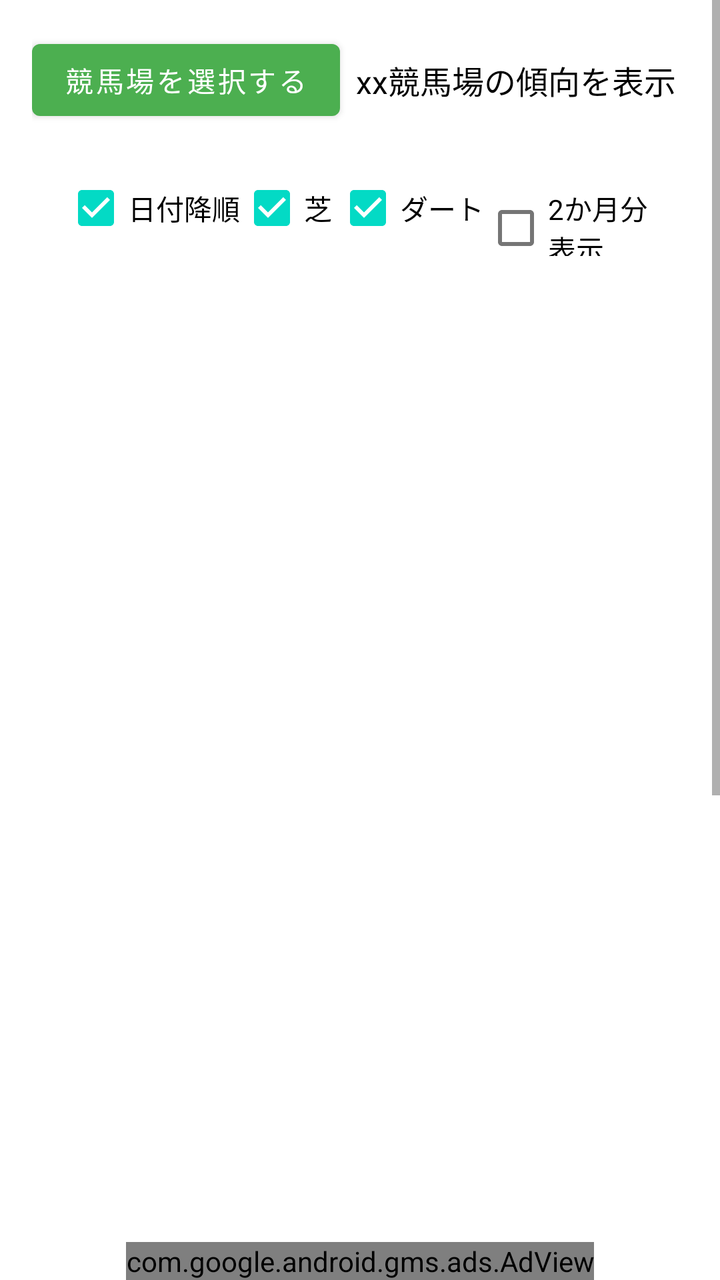
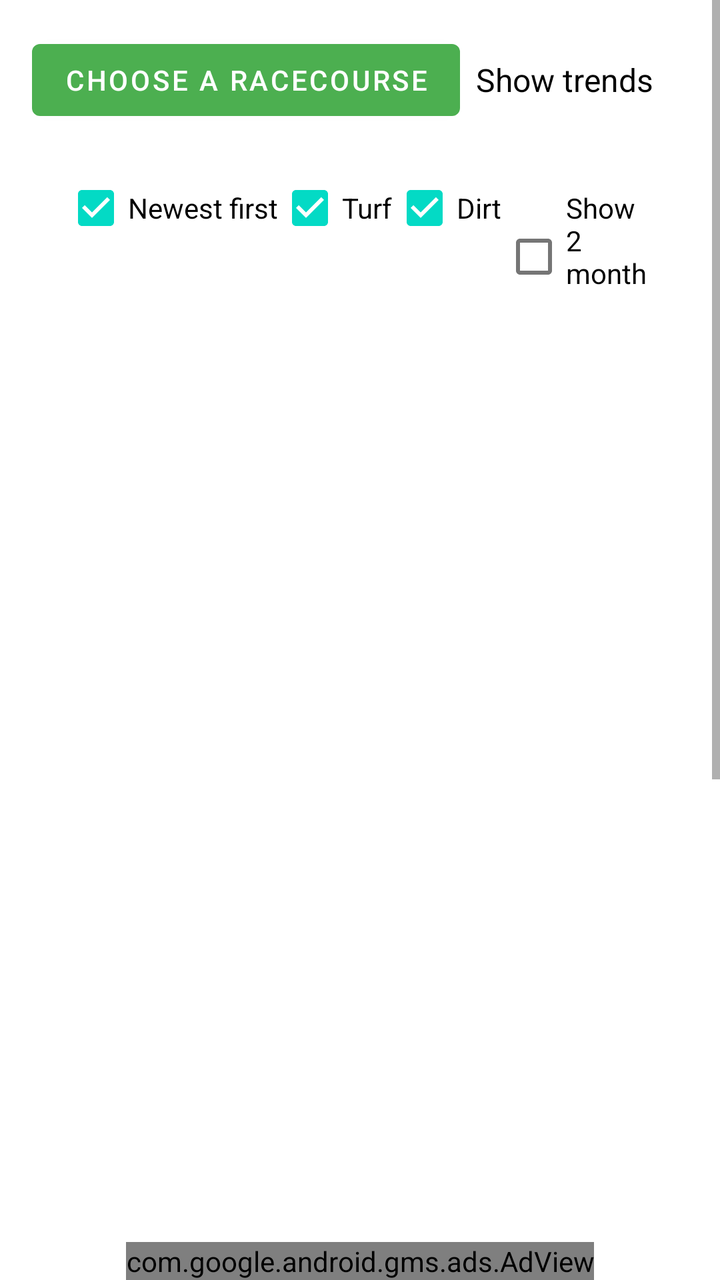

An Android layout rendered at two revisions. The XML below is the earlier revision; the diff shows what the commit changed to produce the second picture.
<!-- AndroidManifest.xml: application theme Theme.MyApplication -->
<!-- res/layout/fragment_notifications.xml -->
<?xml version="1.0" encoding="utf-8"?>
<LinearLayout xmlns:android="http://schemas.android.com/apk/res/android"
    xmlns:app="http://schemas.android.com/apk/res-auto"
    xmlns:tools="http://schemas.android.com/tools"
    android:layout_width="match_parent"
    android:layout_height="match_parent"
    android:orientation="vertical"
    tools:context="com.tktkcompany.kakoRaceKeiba.ui.notifications.NotificationsFragment">


    <ScrollView
        android:layout_width="match_parent"
        android:layout_height="0dp"
        android:layout_weight="1"
        tools:layout_editor_absoluteX="-16dp"
        tools:layout_editor_absoluteY="16dp">


        <LinearLayout
            android:layout_width="match_parent"
            android:layout_height="wrap_content"
            android:orientation="vertical"
            android:padding="16dp">

            <LinearLayout
                android:layout_width="wrap_content"
                android:layout_height="wrap_content"
                android:gravity="center_vertical"
                android:orientation="horizontal">

                
                <Button
                    android:id="@+id/showDialogButton"
                    android:layout_width="wrap_content"
                    android:layout_height="wrap_content"
                    android:text="競馬場を選択する"
                    android:textColor="#FFFFFF" />

                
                <TextView
                    android:id="@+id/selectRaceText"
                    android:layout_width="wrap_content"
                    android:layout_height="wrap_content"
                    android:layout_marginStart="8dp"
                    android:text="xx競馬場の傾向を表示"
                    android:textColor="#000000"
                    android:textSize="16sp" />
            </LinearLayout>

            <LinearLayout
                android:layout_width="match_parent"
                android:layout_height="wrap_content"
                android:orientation="horizontal"
                android:padding="16dp">

                <CheckBox
                    android:id="@+id/checkbox_example"
                    android:layout_width="wrap_content"
                    android:layout_height="wrap_content"
                    android:checked="true"
                    android:text="日付降順" />

                <CheckBox
                    android:id="@+id/checkboxShiba"
                    android:layout_width="wrap_content"
                    android:layout_height="wrap_content"
                    android:checked="true"
                    android:text="芝" />

                <CheckBox
                    android:id="@+id/checkboxDart"
                    android:layout_width="wrap_content"
                    android:layout_height="wrap_content"
                    android:checked="true"
                    android:text="ダート" />

                <CheckBox
                    android:id="@+id/checkboxHani"
                    android:layout_width="wrap_content"
                    android:layout_height="wrap_content"
                    android:checked="false"
                    android:text="2か月分表示" />
            </LinearLayout>

            <LinearLayout xmlns:android="http://schemas.android.com/apk/res/android"
                xmlns:app="http://schemas.android.com/apk/res-auto"
                android:layout_width="match_parent"
                android:layout_height="match_parent"
                android:orientation="vertical">


                <HorizontalScrollView
                    android:layout_width="match_parent"
                    android:layout_height="wrap_content"
                    android:scrollbars="horizontal">

                    <com.google.android.material.tabs.TabLayout
                        android:id="@+id/tabLayout"
                        android:layout_width="match_parent"
                        android:layout_height="wrap_content"
                        android:clipToPadding="false"
                        android:paddingStart="8dp"
                        android:paddingEnd="8dp"
                        app:tabGravity="center"
                        app:tabMode="scrollable" />
                </HorizontalScrollView>

                <androidx.viewpager2.widget.ViewPager2
                    android:id="@+id/viewPager"
                    android:layout_width="match_parent"
                    android:layout_height="match_parent" />

            </LinearLayout>

            
            <ProgressBar
                android:id="@+id/progressBar"
                android:layout_width="wrap_content"
                android:layout_height="wrap_content"
                android:layout_centerInParent="true"
                android:layout_gravity="center"
                android:visibility="gone" />

            <TextView
                android:id="@+id/text_date1"
                android:layout_width="match_parent"
                android:layout_height="wrap_content"
                android:text=""
                android:textAlignment="center"
                android:textSize="20sp"
                app:layout_constraintBottom_toBottomOf="parent"
                app:layout_constraintEnd_toEndOf="parent"
                app:layout_constraintStart_toStartOf="parent"
                app:layout_constraintTop_toTopOf="parent" />

            <HorizontalScrollView
                android:layout_width="match_parent"
                android:layout_height="match_parent"
                tools:layout_editor_absoluteX="0dp"
                tools:layout_editor_absoluteY="-16dp">

                <TableLayout
                    android:id="@+id/tableLayout1"
                    android:layout_width="wrap_content"
                    android:layout_height="wrap_content"
                    android:stretchColumns="*" />
            </HorizontalScrollView>


            <TextView
                android:id="@+id/text_date2"

                android:layout_width="match_parent"
                android:layout_height="wrap_content"
                android:layout_marginStart="8dp"
                android:layout_marginTop="8dp"
                android:layout_marginEnd="8dp"
                android:text=""
                android:textAlignment="center"
                android:textSize="20sp"
                app:layout_constraintBottom_toBottomOf="parent"
                app:layout_constraintEnd_toEndOf="parent"
                app:layout_constraintStart_toStartOf="parent"
                app:layout_constraintTop_toTopOf="parent" />

            <HorizontalScrollView
                android:layout_width="match_parent"
                android:layout_height="match_parent"
                tools:layout_editor_absoluteX="0dp"
                tools:layout_editor_absoluteY="-16dp">

                <TableLayout
                    android:id="@+id/tableLayout2"
                    android:layout_width="wrap_content"
                    android:layout_height="wrap_content"
                    android:stretchColumns="*" />
            </HorizontalScrollView>

            <TextView
                android:id="@+id/text_date3"

                android:layout_width="match_parent"
                android:layout_height="wrap_content"
                android:layout_marginStart="8dp"
                android:layout_marginTop="8dp"
                android:layout_marginEnd="8dp"
                android:text=""
                android:textAlignment="center"
                android:textSize="20sp"
                app:layout_constraintBottom_toBottomOf="parent"
                app:layout_constraintEnd_toEndOf="parent"
                app:layout_constraintStart_toStartOf="parent"
                app:layout_constraintTop_toTopOf="parent" />

            <HorizontalScrollView
                android:layout_width="match_parent"
                android:layout_height="match_parent"
                tools:layout_editor_absoluteX="0dp"
                tools:layout_editor_absoluteY="-16dp">

                <TableLayout
                    android:id="@+id/tableLayout3"
                    android:layout_width="wrap_content"
                    android:layout_height="wrap_content"
                    android:stretchColumns="*" />
            </HorizontalScrollView>

            <TextView
                android:id="@+id/text_date4"

                android:layout_width="match_parent"
                android:layout_height="wrap_content"
                android:layout_marginStart="8dp"
                android:layout_marginTop="8dp"
                android:layout_marginEnd="8dp"
                android:text=""
                android:textAlignment="center"
                android:textSize="20sp"
                app:layout_constraintBottom_toBottomOf="parent"
                app:layout_constraintEnd_toEndOf="parent"
                app:layout_constraintStart_toStartOf="parent"
                app:layout_constraintTop_toTopOf="parent" />

            <HorizontalScrollView
                android:layout_width="match_parent"
                android:layout_height="match_parent"
                tools:layout_editor_absoluteX="0dp"
                tools:layout_editor_absoluteY="-16dp">

                <TableLayout
                    android:id="@+id/tableLayout4"
                    android:layout_width="wrap_content"
                    android:layout_height="wrap_content"
                    android:stretchColumns="*" />
            </HorizontalScrollView>


            <TextView
                android:id="@+id/text_date5"

                android:layout_width="match_parent"
                android:layout_height="wrap_content"
                android:layout_marginStart="8dp"
                android:layout_marginTop="8dp"
                android:layout_marginEnd="8dp"
                android:text=""
                android:textAlignment="center"
                android:textSize="20sp"
                app:layout_constraintBottom_toBottomOf="parent"
                app:layout_constraintEnd_toEndOf="parent"
                app:layout_constraintStart_toStartOf="parent"
                app:layout_constraintTop_toTopOf="parent" />

            <HorizontalScrollView
                android:layout_width="match_parent"
                android:layout_height="match_parent"
                tools:layout_editor_absoluteX="0dp"
                tools:layout_editor_absoluteY="-16dp">

                <TableLayout
                    android:id="@+id/tableLayout5"
                    android:layout_width="wrap_content"
                    android:layout_height="wrap_content"
                    android:stretchColumns="*" />
            </HorizontalScrollView>

            <TextView
                android:id="@+id/text_date6"

                android:layout_width="match_parent"
                android:layout_height="wrap_content"
                android:layout_marginStart="8dp"
                android:layout_marginTop="8dp"
                android:layout_marginEnd="8dp"
                android:text=""
                android:textAlignment="center"
                android:textSize="20sp"
                app:layout_constraintBottom_toBottomOf="parent"
                app:layout_constraintEnd_toEndOf="parent"
                app:layout_constraintStart_toStartOf="parent"
                app:layout_constraintTop_toTopOf="parent" />

            <HorizontalScrollView
                android:layout_width="match_parent"
                android:layout_height="match_parent"
                tools:layout_editor_absoluteX="0dp"
                tools:layout_editor_absoluteY="-16dp">

                <TableLayout
                    android:id="@+id/tableLayout6"
                    android:layout_width="wrap_content"
                    android:layout_height="wrap_content"
                    android:stretchColumns="*" />
            </HorizontalScrollView>

            <TextView
                android:id="@+id/text_date7"

                android:layout_width="match_parent"
                android:layout_height="wrap_content"
                android:layout_marginStart="8dp"
                android:layout_marginTop="8dp"
                android:layout_marginEnd="8dp"
                android:text=""
                android:textAlignment="center"
                android:textSize="20sp"
                app:layout_constraintBottom_toBottomOf="parent"
                app:layout_constraintEnd_toEndOf="parent"
                app:layout_constraintStart_toStartOf="parent"
                app:layout_constraintTop_toTopOf="parent" />

            <HorizontalScrollView
                android:layout_width="match_parent"
                android:layout_height="match_parent"
                tools:layout_editor_absoluteX="0dp"
                tools:layout_editor_absoluteY="-16dp">

                <TableLayout
                    android:id="@+id/tableLayout7"
                    android:layout_width="wrap_content"
                    android:layout_height="wrap_content"
                    android:stretchColumns="*" />
            </HorizontalScrollView>

            <TextView
                android:id="@+id/text_date8"

                android:layout_width="match_parent"
                android:layout_height="wrap_content"
                android:layout_marginStart="8dp"
                android:layout_marginTop="8dp"
                android:layout_marginEnd="8dp"
                android:text=""
                android:textAlignment="center"
                android:textSize="20sp"
                app:layout_constraintBottom_toBottomOf="parent"
                app:layout_constraintEnd_toEndOf="parent"
                app:layout_constraintStart_toStartOf="parent"
                app:layout_constraintTop_toTopOf="parent" />

            <HorizontalScrollView
                android:layout_width="match_parent"
                android:layout_height="match_parent"
                tools:layout_editor_absoluteX="0dp"
                tools:layout_editor_absoluteY="-16dp">

                <TableLayout
                    android:id="@+id/tableLayout8"
                    android:layout_width="wrap_content"
                    android:layout_height="wrap_content"
                    android:stretchColumns="*" />
            </HorizontalScrollView>

            <TextView
                android:id="@+id/text_date9"

                android:layout_width="match_parent"
                android:layout_height="wrap_content"
                android:layout_marginStart="8dp"
                android:layout_marginTop="8dp"
                android:layout_marginEnd="8dp"
                android:text=""
                android:textAlignment="center"
                android:textSize="20sp"
                app:layout_constraintBottom_toBottomOf="parent"
                app:layout_constraintEnd_toEndOf="parent"
                app:layout_constraintStart_toStartOf="parent"
                app:layout_constraintTop_toTopOf="parent" />

            <HorizontalScrollView
                android:layout_width="match_parent"
                android:layout_height="match_parent"
                tools:layout_editor_absoluteX="0dp"
                tools:layout_editor_absoluteY="-16dp">

                <TableLayout
                    android:id="@+id/tableLayout9"
                    android:layout_width="wrap_content"
                    android:layout_height="wrap_content"
                    android:stretchColumns="*" />
            </HorizontalScrollView>

            <TextView
                android:id="@+id/text_date10"

                android:layout_width="match_parent"
                android:layout_height="wrap_content"
                android:layout_marginStart="8dp"
                android:layout_marginTop="8dp"
                android:layout_marginEnd="8dp"
                android:text=""
                android:textAlignment="center"
                android:textSize="20sp"
                app:layout_constraintBottom_toBottomOf="parent"
                app:layout_constraintEnd_toEndOf="parent"
                app:layout_constraintStart_toStartOf="parent"
                app:layout_constraintTop_toTopOf="parent" />

            <HorizontalScrollView
                android:layout_width="match_parent"
                android:layout_height="match_parent"
                tools:layout_editor_absoluteX="0dp"
                tools:layout_editor_absoluteY="-16dp">

                <TableLayout
                    android:id="@+id/tableLayout10"
                    android:layout_width="wrap_content"
                    android:layout_height="wrap_content"
                    android:stretchColumns="*" />
            </HorizontalScrollView>


            <TextView
                android:id="@+id/text_date11"

                android:layout_width="match_parent"
                android:layout_height="wrap_content"
                android:layout_marginStart="8dp"
                android:layout_marginTop="8dp"
                android:layout_marginEnd="8dp"
                android:text=""
                android:textAlignment="center"
                android:textSize="20sp"
                app:layout_constraintBottom_toBottomOf="parent"
                app:layout_constraintEnd_toEndOf="parent"
                app:layout_constraintStart_toStartOf="parent"
                app:layout_constraintTop_toTopOf="parent" />

            <HorizontalScrollView
                android:layout_width="match_parent"
                android:layout_height="match_parent"
                tools:layout_editor_absoluteX="0dp"
                tools:layout_editor_absoluteY="-16dp">

                <TableLayout
                    android:id="@+id/tableLayout11"
                    android:layout_width="wrap_content"
                    android:layout_height="wrap_content"
                    android:stretchColumns="*" />
            </HorizontalScrollView>


            <TextView
                android:id="@+id/text_date12"

                android:layout_width="match_parent"
                android:layout_height="wrap_content"
                android:layout_marginStart="8dp"
                android:layout_marginTop="8dp"
                android:layout_marginEnd="8dp"
                android:text=""
                android:textAlignment="center"
                android:textSize="20sp"
                app:layout_constraintBottom_toBottomOf="parent"
                app:layout_constraintEnd_toEndOf="parent"
                app:layout_constraintStart_toStartOf="parent"
                app:layout_constraintTop_toTopOf="parent" />

            <HorizontalScrollView
                android:layout_width="match_parent"
                android:layout_height="match_parent"
                tools:layout_editor_absoluteX="0dp"
                tools:layout_editor_absoluteY="-16dp">

                <TableLayout
                    android:id="@+id/tableLayout12"
                    android:layout_width="wrap_content"
                    android:layout_height="wrap_content"
                    android:stretchColumns="*" />
            </HorizontalScrollView>

            <TextView
                android:id="@+id/text_date13"

                android:layout_width="match_parent"
                android:layout_height="wrap_content"
                android:layout_marginStart="8dp"
                android:layout_marginTop="8dp"
                android:layout_marginEnd="8dp"
                android:text=""
                android:textAlignment="center"
                android:textSize="20sp"
                app:layout_constraintBottom_toBottomOf="parent"
                app:layout_constraintEnd_toEndOf="parent"
                app:layout_constraintStart_toStartOf="parent"
                app:layout_constraintTop_toTopOf="parent" />

            <HorizontalScrollView
                android:layout_width="match_parent"
                android:layout_height="match_parent"
                tools:layout_editor_absoluteX="0dp"
                tools:layout_editor_absoluteY="-16dp">

                <TableLayout
                    android:id="@+id/tableLayout13"
                    android:layout_width="wrap_content"
                    android:layout_height="wrap_content"
                    android:stretchColumns="*" />
            </HorizontalScrollView>

            <TextView
                android:id="@+id/text_date14"

                android:layout_width="match_parent"
                android:layout_height="wrap_content"
                android:layout_marginStart="8dp"
                android:layout_marginTop="8dp"
                android:layout_marginEnd="8dp"
                android:text=""
                android:textAlignment="center"
                android:textSize="20sp"
                app:layout_constraintBottom_toBottomOf="parent"
                app:layout_constraintEnd_toEndOf="parent"
                app:layout_constraintStart_toStartOf="parent"
                app:layout_constraintTop_toTopOf="parent" />

            <HorizontalScrollView
                android:layout_width="match_parent"
                android:layout_height="match_parent"
                tools:layout_editor_absoluteX="0dp"
                tools:layout_editor_absoluteY="-16dp">

                <TableLayout
                    android:id="@+id/tableLayout14"
                    android:layout_width="wrap_content"
                    android:layout_height="wrap_content"
                    android:stretchColumns="*" />
            </HorizontalScrollView>

            <TextView
                android:id="@+id/text_date15"

                android:layout_width="match_parent"
                android:layout_height="wrap_content"
                android:layout_marginStart="8dp"
                android:layout_marginTop="8dp"
                android:layout_marginEnd="8dp"
                android:text=""
                android:textAlignment="center"
                android:textSize="20sp"
                app:layout_constraintBottom_toBottomOf="parent"
                app:layout_constraintEnd_toEndOf="parent"
                app:layout_constraintStart_toStartOf="parent"
                app:layout_constraintTop_toTopOf="parent" />

            <HorizontalScrollView
                android:layout_width="match_parent"
                android:layout_height="match_parent"
                tools:layout_editor_absoluteX="0dp"
                tools:layout_editor_absoluteY="-16dp">

                <TableLayout
                    android:id="@+id/tableLayout15"
                    android:layout_width="wrap_content"
                    android:layout_height="wrap_content"
                    android:stretchColumns="*" />
            </HorizontalScrollView>

            <TextView
                android:id="@+id/text_date16"

                android:layout_width="match_parent"
                android:layout_height="wrap_content"
                android:layout_marginStart="8dp"
                android:layout_marginTop="8dp"
                android:layout_marginEnd="8dp"
                android:text=""
                android:textAlignment="center"
                android:textSize="20sp"
                app:layout_constraintBottom_toBottomOf="parent"
                app:layout_constraintEnd_toEndOf="parent"
                app:layout_constraintStart_toStartOf="parent"
                app:layout_constraintTop_toTopOf="parent" />

            <HorizontalScrollView
                android:layout_width="match_parent"
                android:layout_height="match_parent"
                tools:layout_editor_absoluteX="0dp"
                tools:layout_editor_absoluteY="-16dp">

                <TableLayout
                    android:id="@+id/tableLayout16"
                    android:layout_width="wrap_content"
                    android:layout_height="wrap_content"
                    android:stretchColumns="*" />
            </HorizontalScrollView>

            <TextView
                android:id="@+id/text_date17"

                android:layout_width="match_parent"
                android:layout_height="wrap_content"
                android:layout_marginStart="8dp"
                android:layout_marginTop="8dp"
                android:layout_marginEnd="8dp"
                android:text=""
                android:textAlignment="center"
                android:textSize="20sp"
                app:layout_constraintBottom_toBottomOf="parent"
                app:layout_constraintEnd_toEndOf="parent"
                app:layout_constraintStart_toStartOf="parent"
                app:layout_constraintTop_toTopOf="parent" />

            <HorizontalScrollView
                android:layout_width="match_parent"
                android:layout_height="match_parent"
                tools:layout_editor_absoluteX="0dp"
                tools:layout_editor_absoluteY="-16dp">

                <TableLayout
                    android:id="@+id/tableLayout17"
                    android:layout_width="wrap_content"
                    android:layout_height="wrap_content"
                    android:stretchColumns="*" />
            </HorizontalScrollView>

            <TextView
                android:id="@+id/text_date18"

                android:layout_width="match_parent"
                android:layout_height="wrap_content"
                android:layout_marginStart="8dp"
                android:layout_marginTop="8dp"
                android:layout_marginEnd="8dp"
                android:text=""
                android:textAlignment="center"
                android:textSize="20sp"
                app:layout_constraintBottom_toBottomOf="parent"
                app:layout_constraintEnd_toEndOf="parent"
                app:layout_constraintStart_toStartOf="parent"
                app:layout_constraintTop_toTopOf="parent" />

            <HorizontalScrollView
                android:layout_width="match_parent"
                android:layout_height="match_parent"
                tools:layout_editor_absoluteX="0dp"
                tools:layout_editor_absoluteY="-16dp">

                <TableLayout
                    android:id="@+id/tableLayout18"
                    android:layout_width="wrap_content"
                    android:layout_height="wrap_content"
                    android:stretchColumns="*" />
            </HorizontalScrollView>

            <TextView
                android:id="@+id/text_date19"

                android:layout_width="match_parent"
                android:layout_height="wrap_content"
                android:layout_marginStart="8dp"
                android:layout_marginTop="8dp"
                android:layout_marginEnd="8dp"
                android:text=""
                android:textAlignment="center"
                android:textSize="20sp"
                app:layout_constraintBottom_toBottomOf="parent"
                app:layout_constraintEnd_toEndOf="parent"
                app:layout_constraintStart_toStartOf="parent"
                app:layout_constraintTop_toTopOf="parent" />

            <HorizontalScrollView
                android:layout_width="match_parent"
                android:layout_height="match_parent"
                tools:layout_editor_absoluteX="0dp"
                tools:layout_editor_absoluteY="-16dp">

                <TableLayout
                    android:id="@+id/tableLayout19"
                    android:layout_width="wrap_content"
                    android:layout_height="wrap_content"
                    android:stretchColumns="*" />
            </HorizontalScrollView>

            <TextView
                android:id="@+id/text_date20"

                android:layout_width="match_parent"
                android:layout_height="wrap_content"
                android:layout_marginStart="8dp"
                android:layout_marginTop="8dp"
                android:layout_marginEnd="8dp"
                android:text=""
                android:textAlignment="center"
                android:textSize="20sp"
                app:layout_constraintBottom_toBottomOf="parent"
                app:layout_constraintEnd_toEndOf="parent"
                app:layout_constraintStart_toStartOf="parent"
                app:layout_constraintTop_toTopOf="parent" />

            <HorizontalScrollView
                android:layout_width="match_parent"
                android:layout_height="match_parent"
                tools:layout_editor_absoluteX="0dp"
                tools:layout_editor_absoluteY="-16dp">

                <TableLayout
                    android:id="@+id/tableLayout20"
                    android:layout_width="wrap_content"
                    android:layout_height="wrap_content"
                    android:stretchColumns="*" />
            </HorizontalScrollView>


            <TextView
                android:id="@+id/text_matubi1"

                android:layout_width="match_parent"
                android:layout_height="wrap_content"
                android:layout_marginStart="8dp"
                android:layout_marginTop="8dp"
                android:layout_marginEnd="8dp"
                android:text=""
                android:textAlignment="center"
                android:textSize="20sp"
                app:layout_constraintBottom_toBottomOf="parent"
                app:layout_constraintEnd_toEndOf="parent"
                app:layout_constraintStart_toStartOf="parent"
                app:layout_constraintTop_toTopOf="parent" />


            <TextView
                android:id="@+id/text_matubi2"

                android:layout_width="match_parent"
                android:layout_height="wrap_content"
                android:layout_marginStart="8dp"
                android:layout_marginTop="8dp"
                android:layout_marginEnd="8dp"
                android:text=""
                android:textAlignment="center"
                android:textSize="20sp"
                app:layout_constraintBottom_toBottomOf="parent"
                app:layout_constraintEnd_toEndOf="parent"
                app:layout_constraintStart_toStartOf="parent"
                app:layout_constraintTop_toTopOf="parent" />
        </LinearLayout>


    </ScrollView>

    <com.google.android.gms.ads.AdView
        android:id="@+id/adView"
        android:layout_width="wrap_content"
        android:layout_height="wrap_content"
        android:layout_gravity="center"
        app:adSize="BANNER"
        app:adUnitId="ca-app-pub-4855274440005459/6029945088" />

</LinearLayout>
<!-- resources referenced by this layout -->
<resources>
  <style name="Theme.MyApplication" parent="Theme.MaterialComponents.DayNight.DarkActionBar">
          
          <item name="colorPrimary">@color/green</item>
          <item name="colorPrimaryVariant">@color/green</item>
          <item name="colorOnPrimary">@color/tyairo</item>
          
          <item name="colorSecondary">@color/teal_200</item>
          <item name="colorSecondaryVariant">@color/teal_700</item>
          <item name="colorOnSecondary">@color/black</item>
          
          <item name="android:statusBarColor">?attr/colorPrimaryVariant</item>
          <item name="android:windowLayoutInDisplayCutoutMode">always</item>
          
      </style>
  <color name="green">#4CAF50</color>
  <color name="tyairo">#8B4513</color>
  <color name="teal_200">#FF03DAC5</color>
  <color name="teal_700">#FF018786</color>
  <color name="black">#FF000000</color>
</resources>

<!-- the commit's change to res/layout/fragment_notifications.xml (unified diff, before → after) -->
@@ -33,7 +33,7 @@
                     android:id="@+id/showDialogButton"
                     android:layout_width="wrap_content"
                     android:layout_height="wrap_content"
-                    android:text="競馬場を選択する"
+                    android:text="@string/select_course"
                     android:textColor="#FFFFFF" />
 
                 
@@ -42,7 +42,7 @@
                     android:layout_width="wrap_content"
                     android:layout_height="wrap_content"
                     android:layout_marginStart="8dp"
-                    android:text="xx競馬場の傾向を表示"
+                    android:text="@string/show_course_trends"
                     android:textColor="#000000"
                     android:textSize="16sp" />
             </LinearLayout>
@@ -58,28 +58,28 @@
                     android:layout_width="wrap_content"
                     android:layout_height="wrap_content"
                     android:checked="true"
-                    android:text="日付降順" />
+                    android:text="@string/sort_date_desc" />
 
                 <CheckBox
                     android:id="@+id/checkboxShiba"
                     android:layout_width="wrap_content"
                     android:layout_height="wrap_content"
                     android:checked="true"
-                    android:text="芝" />
+                    android:text="@string/turf" />
 
                 <CheckBox
                     android:id="@+id/checkboxDart"
                     android:layout_width="wrap_content"
                     android:layout_height="wrap_content"
                     android:checked="true"
-                    android:text="ダート" />
+                    android:text="@string/dirt" />
 
                 <CheckBox
                     android:id="@+id/checkboxHani"
                     android:layout_width="wrap_content"
                     android:layout_height="wrap_content"
                     android:checked="false"
-                    android:text="2か月分表示" />
+                    android:text="@string/two_months" />
             </LinearLayout>
 
             <LinearLayout xmlns:android="http://schemas.android.com/apk/res/android"
<!-- resource entries referenced after the edit -->
@@ -1,5 +1,11 @@
 <!-- resources referenced by this layout -->
 <resources>
+  <string name="dirt">Dirt</string>
+  <string name="select_course">Choose a racecourse</string>
+  <string name="show_course_trends">Show trends</string>
+  <string name="sort_date_desc">Newest first</string>
+  <string name="turf">Turf</string>
+  <string name="two_months">Show 2 months</string>
   <style name="Theme.MyApplication" parent="Theme.MaterialComponents.DayNight.DarkActionBar">
           
           <item name="colorPrimary">@color/green</item>
